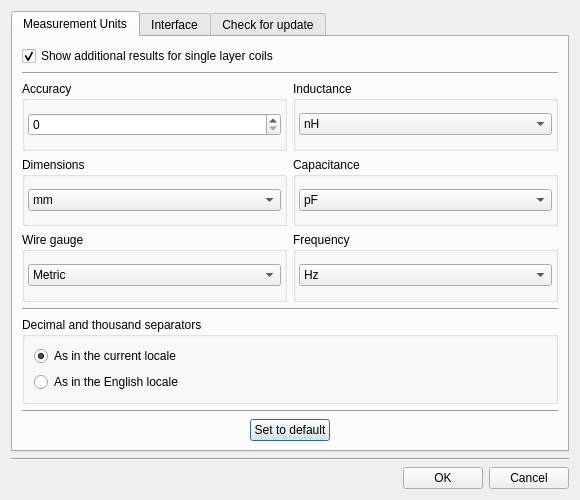
The window that options.ui (radioacoustick/Coil64) describes before a commit, drawn with Qt 5.
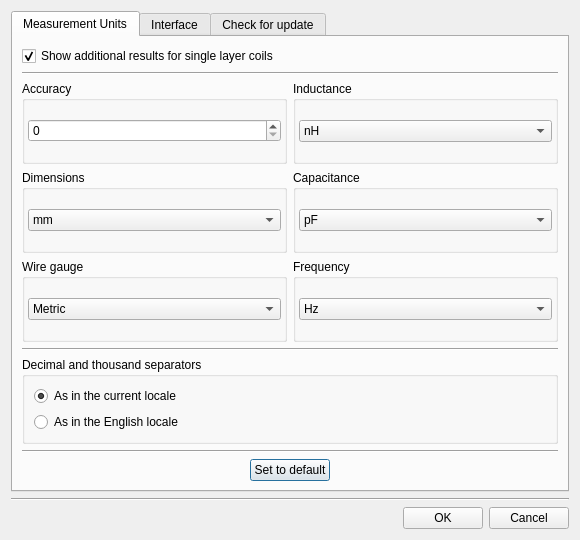
The same window after the commit. Icons and pictures are not drawn.

```diff
--- a/options.ui
+++ b/options.ui
@@ -10,19 +10,25 @@
     <x>0</x>
     <y>0</y>
     <width>580</width>
-    <height>500</height>
+    <height>540</height>
    </rect>
   </property>
+  <property name="sizePolicy">
+   <sizepolicy hsizetype="Fixed" vsizetype="Fixed">
+    <horstretch>0</horstretch>
+    <verstretch>0</verstretch>
+   </sizepolicy>
+  </property>
   <property name="minimumSize">
    <size>
     <width>580</width>
-    <height>500</height>
+    <height>540</height>
    </size>
   </property>
   <property name="maximumSize">
    <size>
     <width>580</width>
-    <height>500</height>
+    <height>540</height>
    </size>
   </property>
   <property name="windowTitle">
@@ -85,6 +91,12 @@
             </property>
             <item>
              <widget class="QComboBox" name="comboBox_capacitance">
+              <property name="sizePolicy">
+               <sizepolicy hsizetype="Preferred" vsizetype="Fixed">
+                <horstretch>0</horstretch>
+                <verstretch>0</verstretch>
+               </sizepolicy>
+              </property>
               <item>
                <property name="text">
                 <string>pF</string>
@@ -162,6 +174,12 @@
             </property>
             <item>
              <widget class="QComboBox" name="comboBox_length">
+              <property name="sizePolicy">
+               <sizepolicy hsizetype="Preferred" vsizetype="Fixed">
+                <horstretch>0</horstretch>
+                <verstretch>0</verstretch>
+               </sizepolicy>
+              </property>
               <item>
                <property name="text">
                 <string>mm</string>
@@ -207,6 +225,12 @@
             </property>
             <item>
              <widget class="QComboBox" name="comboBox_inductance">
+              <property name="sizePolicy">
+               <sizepolicy hsizetype="Preferred" vsizetype="Fixed">
+                <horstretch>0</horstretch>
+                <verstretch>0</verstretch>
+               </sizepolicy>
+              </property>
               <property name="currentIndex">
                <number>0</number>
               </property>
@@ -250,6 +274,12 @@
             </property>
             <item>
              <widget class="QComboBox" name="comboBox_wire">
+              <property name="sizePolicy">
+               <sizepolicy hsizetype="Preferred" vsizetype="Fixed">
+                <horstretch>0</horstretch>
+                <verstretch>0</verstretch>
+               </sizepolicy>
+              </property>
               <item>
                <property name="text">
                 <string>Metric</string>
```
